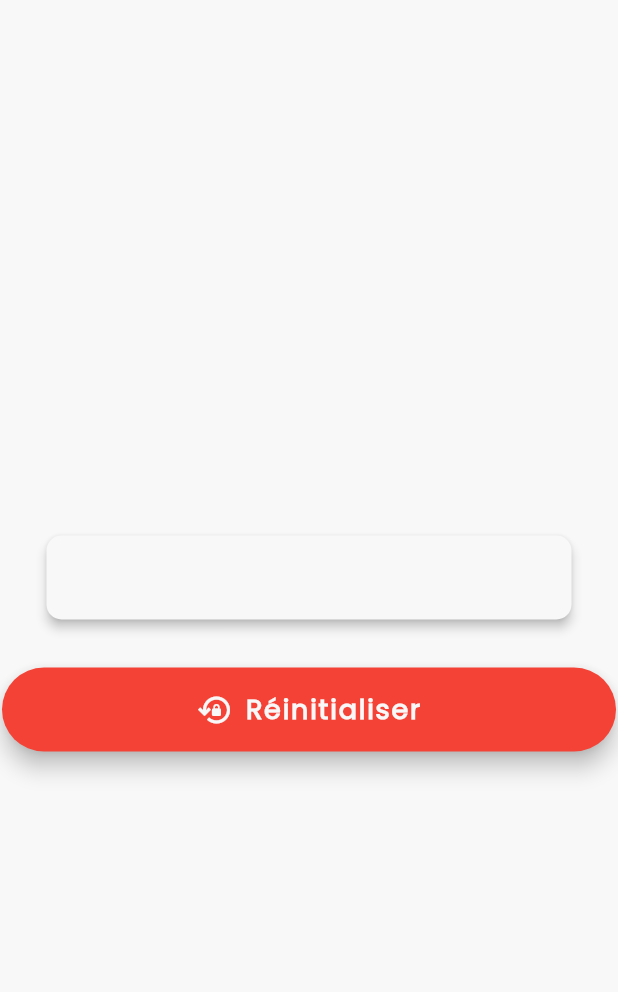
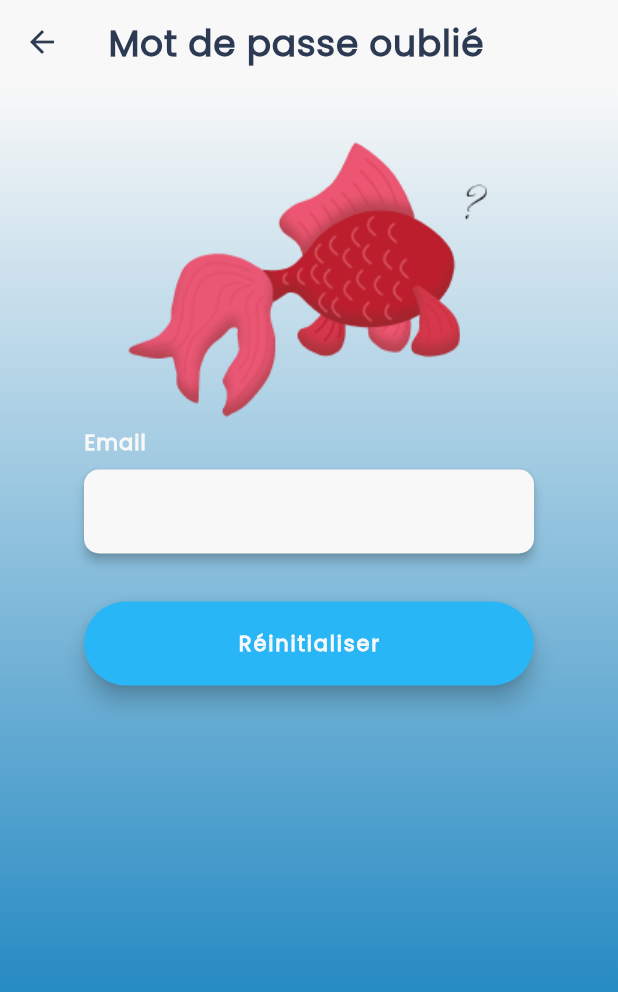
Before and after one commit to MarionTorcheux/remindme, a Flutter app: the screen it shows after launch, after a tap on "Mot de passe oublié ?", on a phone screen of 412 x 824 dp. Shown: the top 992 px of the screen. Run offline on Flutter 3.47's test engine with Material 3 defaults, Android fonts, the phone set to English and light mode, and no system bars; our stand-ins replace cloud_firestore, file_picker, firebase_auth, firebase_core, firebase_storage, get and 3 more; accounts and stored records are empty.

```diff
--- a/lib/core/classes/custom_colors.dart
+++ b/lib/core/classes/custom_colors.dart
@@ -11,6 +11,6 @@ class CustomColors {
   static const Color darkBlue = Color(0xFF2D3A53);
   static const Color shadowBlue = Color(0xFF1B72BB);
   static const Color blueButton = Color(0xFF29B6F6);
-  static const Color interaction = Color(0xFFD30C7B);
+  static const Color interaction = Color(0xFFB21C1C);
   static const Color mainBlue = Color(0xFF2389C2);
 }
--- a/lib/core/classes/custom_data.dart
+++ b/lib/core/classes/custom_data.dart
@@ -32,7 +32,7 @@ class CustomData extends GetxController {
   TextStyle textStyleMain({required Color color}) {
     return GoogleFonts.poppins(
       textStyle: TextStyle(
-        fontSize: 18,
+        fontSize: 14,
         color: color,
         fontWeight: FontWeight.w600,
       ),
--- a/lib/features/custom_fab_button/view/custom_fab_button.dart
+++ b/lib/features/custom_fab_button/view/custom_fab_button.dart
@@ -9,7 +9,6 @@ import '../../../core/classes/custom_colors.dart';
 class CustomFABButton extends StatelessWidget {
   final String tag;
   final String text;
-  final IconData? iconData;
   final Color backgroundColor;
   final Function() onPressed;
 
@@ -17,7 +16,6 @@ class CustomFABButton extends StatelessWidget {
     super.key,
     required this.tag,
     required this.text,
-    this.iconData,
     required this.backgroundColor,
     required this.onPressed,
   });
@@ -32,7 +30,6 @@ class CustomFABButton extends StatelessWidget {
               .data
               .textStyleMain(color: CustomColors.mainWhite)),
       backgroundColor: backgroundColor,
-      icon: iconData != null ? Icon(iconData) : null,
       shape: RoundedRectangleBorder(
         borderRadius: BorderRadius.circular(30),
       ),
--- a/lib/features/screen_layout/view/screen_layout.dart
+++ b/lib/features/screen_layout/view/screen_layout.dart
@@ -8,21 +8,17 @@ import '../../../features/custom_loader/view/custom_loader.dart';
 class ScreenLayout extends StatelessWidget {
   final PreferredSizeWidget? appBar;
   final Widget? bottomNavigationBar;
-  final Widget? floatingActionButton;
+
   final FloatingActionButtonLocation? floatingActionButtonLocation;
-  final Drawer? drawer;
+
   final Widget body;
-  final bool? showVersion;
 
   const ScreenLayout({
     super.key,
     this.appBar,
     this.bottomNavigationBar,
-    this.floatingActionButton,
     this.floatingActionButtonLocation,
-    this.drawer,
     required this.body,
-    this.showVersion,
   });
 
   @override
@@ -34,9 +30,7 @@ class ScreenLayout extends StatelessWidget {
             resizeToAvoidBottomInset: false,
             appBar: appBar,
             bottomNavigationBar: bottomNavigationBar,
-            floatingActionButton: floatingActionButton,
             floatingActionButtonLocation: floatingActionButtonLocation,
-            drawer: drawer,
             body: body,
           ),
           Visibility(
--- a/lib/screens/lists_screen/view/lists_screen.dart
+++ b/lib/screens/lists_screen/view/lists_screen.dart
@@ -65,7 +65,7 @@ class ListsScreen extends StatelessWidget {
                           crossAxisCount: 2,
                           crossAxisSpacing: 8.0,
                           mainAxisSpacing: 8.0,
-                          childAspectRatio: 0.60,
+                          childAspectRatio: 0.55,
                         ),
                         itemCount: cc.lists.length,
                         itemBuilder: (context, index) {
@@ -152,6 +152,8 @@ class ListsScreen extends StatelessWidget {
                                   const Spacer(),
                                   Center(
                                     child: Row(
+                                      mainAxisAlignment:
+                                          MainAxisAlignment.spaceEvenly,
                                       children: [
                                         IconButton(
                                           icon: const Icon(Icons.edit),
--- a/lib/screens/login_screen/view/login_screen.dart
+++ b/lib/screens/login_screen/view/login_screen.dart
@@ -29,6 +29,8 @@ class LoginScreen extends StatelessWidget {
             gradient: CustomColors.backgroundGradient,
           ),
           child: Center(
+            child: Container(
+              width: 300.0,
               child: Column(
                 mainAxisAlignment: MainAxisAlignment.start,
                 children: [
@@ -101,6 +103,7 @@ class LoginScreen extends StatelessWidget {
               ),
             ),
           ),
+        ),
       ]),
     );
   }
--- a/lib/screens/password_screen/view/password_screen.dart
+++ b/lib/screens/password_screen/view/password_screen.dart
@@ -1,6 +1,8 @@
 import 'package:flutter/material.dart';
 import 'package:get/get.dart';
+import 'package:remindme/features/custom_app_bar/view/custom_app_bar.dart';
 
+import '../../../core/classes/custom_colors.dart';
 import '../../../core/classes/unique_controllers.dart';
 import '../../../features/custom_fab_button/view/custom_fab_button.dart';
 import '../../../features/custom_space/view/custom_space.dart';
@@ -22,9 +24,31 @@ class PasswordScreen extends StatelessWidget {
     );
 
     return ScreenLayout(
-      body: Center(
+      appBar: CustomAppBar(
+        title: 'Mot de passe oublié',
+        onPressed: () {
+          Get.back();
+        },
+        isautomaticallyImplyLeading: true,
+      ),
+      body: Container(
+        decoration: const BoxDecoration(
+          gradient: CustomColors.backgroundGradient,
+        ),
+        child: Center(
+          child: Container(
+            width: 300.0,
             child: Column(
+              children: [
+                Container(
+                  padding: const EdgeInsets.only(top: 30),
+                  child: Image.asset(
+                    'images/forgotFish.png',
+                  ),
+                ),
+                Column(
                   mainAxisAlignment: MainAxisAlignment.center,
+                  crossAxisAlignment: CrossAxisAlignment.center,
                   children: [
                     CustomTextFormField(
                       tag: cc.emailTag,
@@ -37,13 +61,16 @@ class PasswordScreen extends StatelessWidget {
                     CustomFABButton(
                       tag: cc.resetPasswordTag,
                       text: cc.resetPasswordLabel,
-              iconData: cc.resetPasswordIconData,
                       onPressed: () {
                         cc.resetPassword();
                       },
-              backgroundColor: Colors.red,
+                      backgroundColor: CustomColors.blueButton,
                     ),
                   ],
+                ),
+              ],
+            ),
+          ),
         ),
       ),
     );
--- a/lib/screens/register_screen/controllers/register_screen_controller.dart
+++ b/lib/screens/register_screen/controllers/register_screen_controller.dart
@@ -120,8 +120,8 @@ class RegisterScreenController extends GetxController with ControllerMixin {
 
       Get.toNamed(Routes.login);
 
-      UniquesControllers().data.snackbar('Inscription réussie bienvenue ',
-          '   ${nameController.text} !', false);
+      UniquesControllers().data.snackbar(
+          'Inscription réussie', 'Bienvenue ${nameController.text} !', false);
     } catch (e) {
       UniquesControllers().data.isInAsyncCall.value = false;
       UniquesControllers()
--- a/pubspec.yaml
+++ b/pubspec.yaml
@@ -42,6 +42,7 @@ flutter:
       - images/logintop.png
       - images/registerTop.png
       - images/deadfish.png
+      - images/forgotFish.png
 
   fonts:
     - family: Poppins
```
Also changed, not shown: lib/features/custom_text_button/view/custom_text_button.dart (+1 -8 lines), lib/screens/lists_screen/controllers/lists_screen_controller.dart (+31 -8 lines), lib/screens/profile_screen/view/profile_screen.dart (+24 -14 lines), lib/screens/register_screen/view/register_screen.dart (+8 -3 lines), images/forgotFish.png (added). Lines whose indentation alone changed are shown as unchanged.
